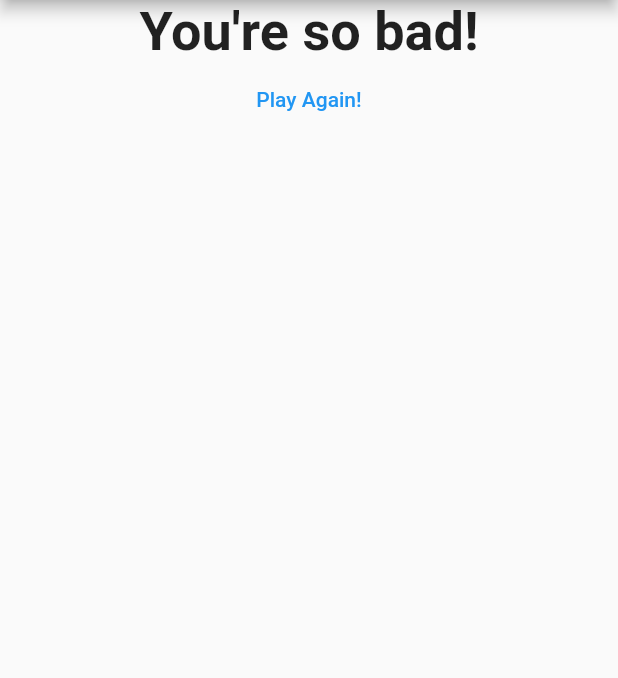
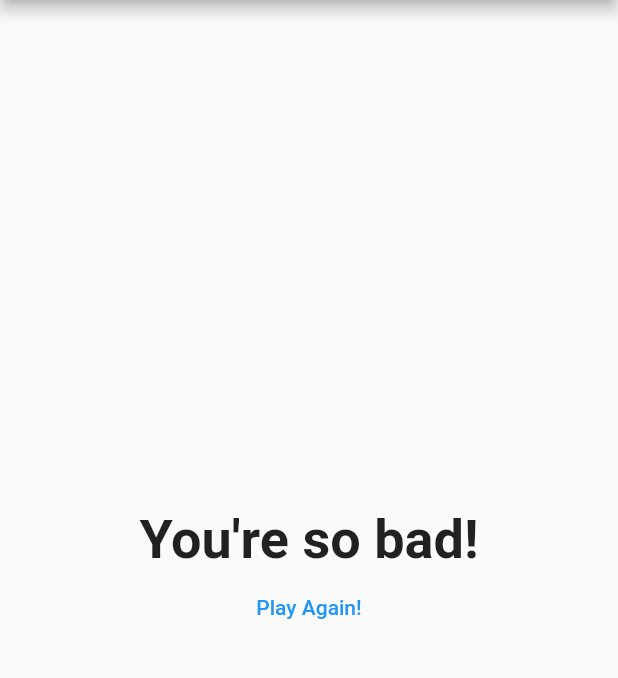
Before and after one commit to i-abdelaal/firstapp-flutter, a Flutter app: the screen it shows after launch, after a tap on "Black", after a tap on "Snake", after a tap on "Smith", on a phone screen of 412 x 824 dp, the part 84-762 px from its top. Run offline on Flutter 3.47's test engine with Material 2 defaults, Android fonts, the phone set to English and light mode, and no system bars.

Commit message:
adjust button width

```diff
--- a/lib/answer.dart
+++ b/lib/answer.dart
@@ -7,7 +7,7 @@ class Answer extends StatelessWidget {
   @override
   Widget build(BuildContext context) {
     return Container(
-      width: double.infinity,
+      width: 100,
       child: ElevatedButton(
         child: Text(answerText),
         onPressed: selectHandler,
--- a/lib/quiz.dart
+++ b/lib/quiz.dart
@@ -16,6 +16,7 @@ class Quiz extends StatelessWidget {
   @override
   Widget build(BuildContext context) {
     return Column(
+      mainAxisAlignment: MainAxisAlignment.center,
       children: [
         Question(questions[questionIndex]['questionText']),
         ...(questions[questionIndex]['answers'] as List<Map<String,Object>>).map((answer) {
--- a/lib/result.dart
+++ b/lib/result.dart
@@ -20,8 +20,10 @@ class Result extends StatelessWidget {
 
   @override
   Widget build(BuildContext context) {
-    return Center(
-      child: Column(
+    return
+      Column(
+        mainAxisAlignment: MainAxisAlignment.center,
+        crossAxisAlignment: CrossAxisAlignment.stretch,
         children: [
           Text(
             resultPhrase,
@@ -33,6 +35,6 @@ class Result extends StatelessWidget {
             onPressed: resetHandler,
           )
         ],
-      ));
+      );
   }
 }
```
